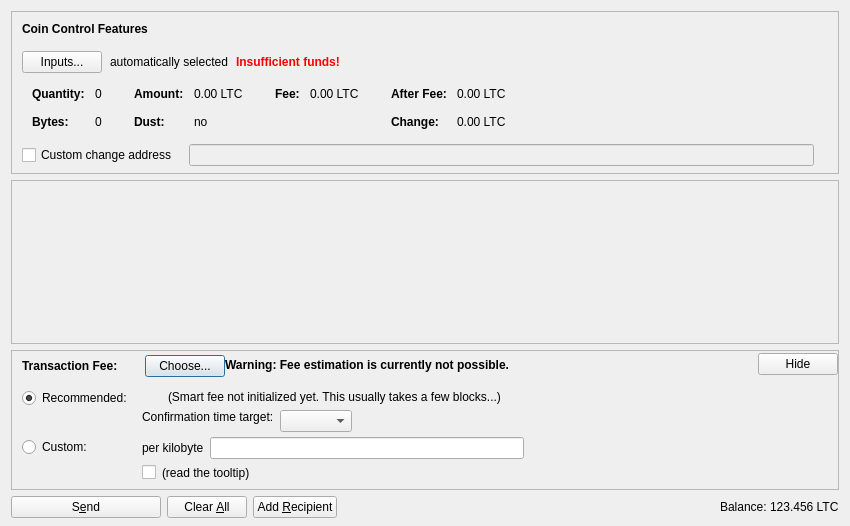
First picture: the form in src/qt/forms/sendcoinsdialog.ui, repository litefork-project/litefork, before the edit.
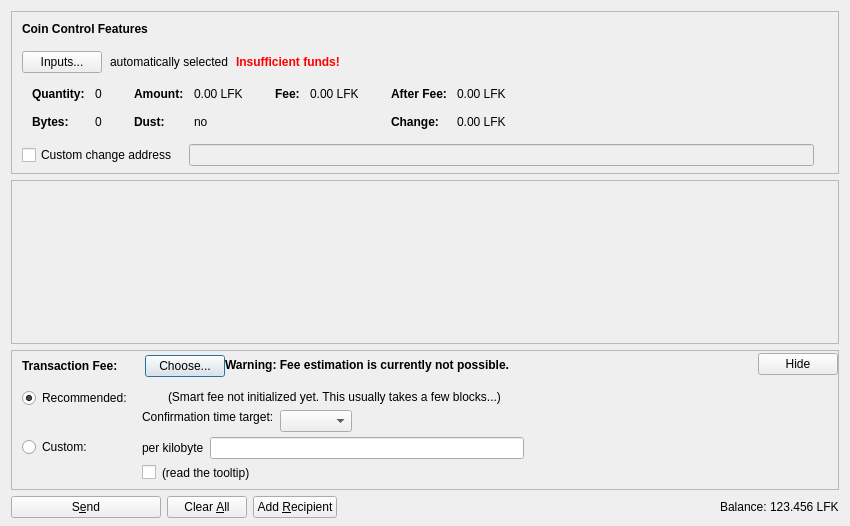
Second picture: the form after the edit. Icons and pictures are not drawn. Custom widgets are drawn as their Qt base class.

Diff of the .ui file:
```diff
--- a/src/qt/forms/sendcoinsdialog.ui
+++ b/src/qt/forms/sendcoinsdialog.ui
@@ -324,7 +324,7 @@
                   <enum>Qt::ActionsContextMenu</enum>
                  </property>
                  <property name="text">
-                  <string notr="true">0.00 LTC</string>
+                  <string notr="true">0.00 LFK</string>
                  </property>
                  <property name="textInteractionFlags">
                   <set>Qt::LinksAccessibleByMouse|Qt::TextSelectableByKeyboard|Qt::TextSelectableByMouse</set>
@@ -404,7 +404,7 @@
                   <enum>Qt::ActionsContextMenu</enum>
                  </property>
                  <property name="text">
-                  <string notr="true">0.00 LTC</string>
+                  <string notr="true">0.00 LFK</string>
                  </property>
                  <property name="textInteractionFlags">
                   <set>Qt::LinksAccessibleByMouse|Qt::TextSelectableByKeyboard|Qt::TextSelectableByMouse</set>
@@ -455,7 +455,7 @@
                   <enum>Qt::ActionsContextMenu</enum>
                  </property>
                  <property name="text">
-                  <string notr="true">0.00 LTC</string>
+                  <string notr="true">0.00 LFK</string>
                  </property>
                  <property name="textInteractionFlags">
                   <set>Qt::LinksAccessibleByMouse|Qt::TextSelectableByKeyboard|Qt::TextSelectableByMouse</set>
@@ -484,7 +484,7 @@
                   <enum>Qt::ActionsContextMenu</enum>
                  </property>
                  <property name="text">
-                  <string notr="true">0.00 LTC</string>
+                  <string notr="true">0.00 LFK</string>
                  </property>
                  <property name="textInteractionFlags">
                   <set>Qt::LinksAccessibleByMouse|Qt::TextSelectableByKeyboard|Qt::TextSelectableByMouse</set>
@@ -1237,7 +1237,7 @@
           <cursorShape>IBeamCursor</cursorShape>
          </property>
          <property name="text">
-          <string notr="true">123.456 LTC</string>
+          <string notr="true">123.456 LFK</string>
          </property>
          <property name="textInteractionFlags">
           <set>Qt::LinksAccessibleByMouse|Qt::TextSelectableByKeyboard|Qt::TextSelectableByMouse</set>
```
